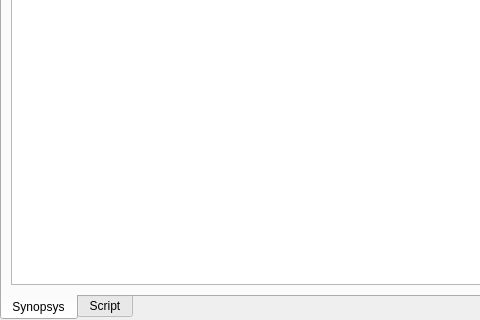
french-paragon/Sabrina, file libs/gui/editors/comicscripteditor.ui: the form before one commit; both pictures show x 0 to 480 and y 217 to 537 of the 695 by 537 pixel window.
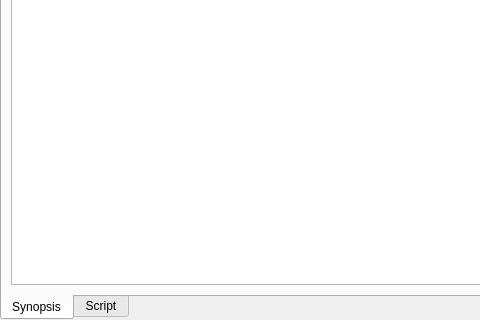
The form after the commit. Icons and pictures are not drawn. Custom widgets are drawn as their Qt base class.

Commit message: Add auto scrolling when wrinting at the end of the view.

The edit to the form file:
```diff
--- a/libs/gui/editors/comicscripteditor.ui
+++ b/libs/gui/editors/comicscripteditor.ui
@@ -190,7 +190,7 @@
      </property>
      <widget class="QWidget" name="tabSynopsys">
       <attribute name="title">
-       <string>Synopsys</string>
+       <string>Synopsis</string>
       </attribute>
       <layout class="QVBoxLayout" name="verticalLayout_2">
        <item>
```
Left out of the diff: 2 changed lines with no effect on the pictures. The commit also changes 2 other files.
